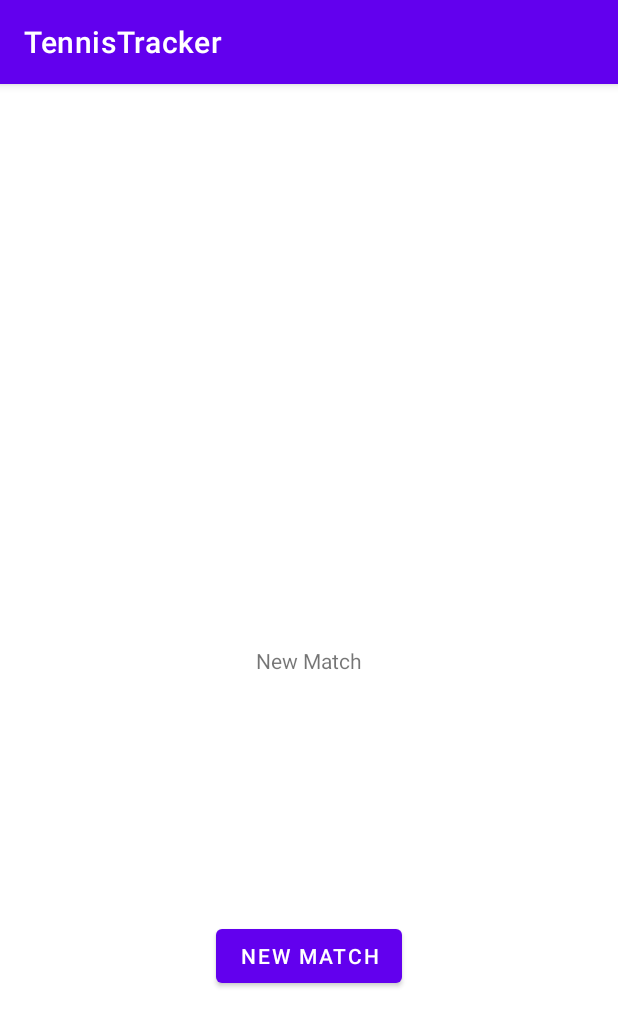
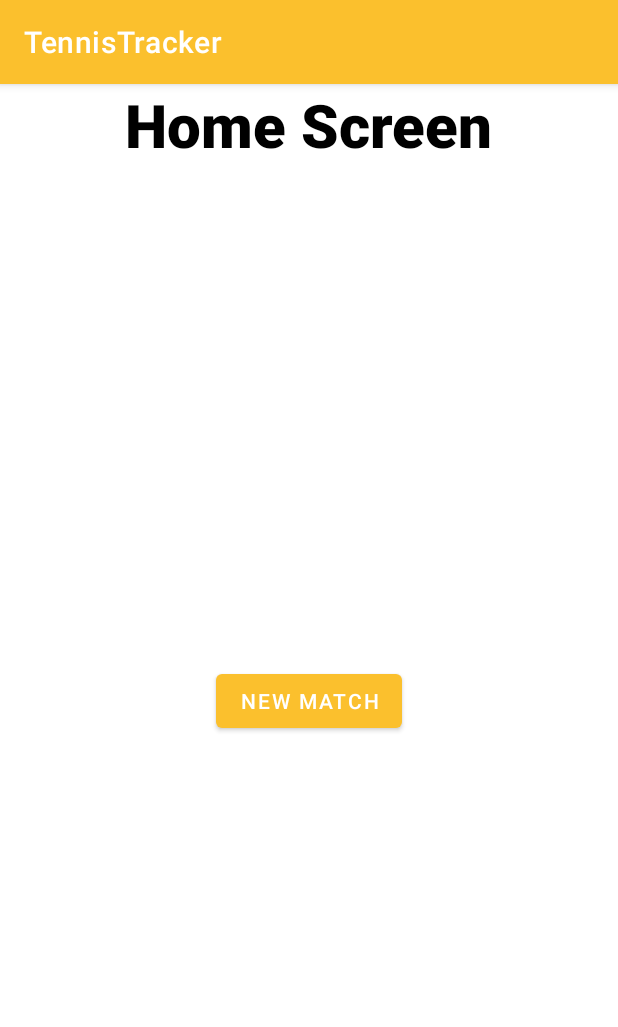
Before and after one commit to TennisTracker/TennisTracker, an Android app: the screen it shows after launch (MainActivity), on a phone screen of 412 x 824 dp. Shown: the top 1027 px of the screen. Run offline under Robolectric (Android 15) with nearby library versions, the phone set to English and light mode, and no system bars.

Commit message:
Added UI Changes (text and color)

```diff
--- a/app/src/main/res/layout/activity_main.xml
+++ b/app/src/main/res/layout/activity_main.xml
@@ -10,8 +10,10 @@
         android:id="@+id/textView"
         android:layout_width="wrap_content"
         android:layout_height="wrap_content"
-        android:text="New Match"
-        app:layout_constraintBottom_toBottomOf="parent"
+        android:fontFamily="sans-serif-black"
+        android:text="Home Screen"
+        android:textSize="40dp"
+        android:textColor="#FF000000"
         app:layout_constraintEnd_toEndOf="parent"
         app:layout_constraintStart_toStartOf="parent"
         app:layout_constraintTop_toTopOf="parent" />
--- a/app/src/main/res/values/colors.xml
+++ b/app/src/main/res/values/colors.xml
@@ -5,6 +5,8 @@
     <color name="purple_700">#FF3700B3</color>
     <color name="teal_200">#FF03DAC5</color>
     <color name="teal_700">#FF018786</color>
+    <color name="yellow_dark">#FBC02D</color>
+    <color name="yellow_bright">#FDD835</color>
     <color name="black">#FF000000</color>
     <color name="white">#FFFFFFFF</color>
 </resources>
--- a/app/src/main/res/values/themes.xml
+++ b/app/src/main/res/values/themes.xml
@@ -2,8 +2,8 @@
     <!-- Base application theme. -->
     <style name="Theme.TennisTracker" parent="Theme.MaterialComponents.DayNight.DarkActionBar">
         <!-- Primary brand color. -->
-        <item name="colorPrimary">@color/purple_500</item>
-        <item name="colorPrimaryVariant">@color/purple_700</item>
+        <item name="colorPrimary">@color/yellow_dark</item>
+        <item name="colorPrimaryVariant">@color/yellow_bright</item>
         <item name="colorOnPrimary">@color/white</item>
         <!-- Secondary brand color. -->
         <item name="colorSecondary">@color/teal_200</item>
```
